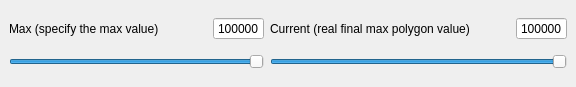
Above: code/nel/tools/3d/object_viewer_qt/src/tune_mrm_form.ui from ryzom/ryzomcore before the change. Below: the same form after it.
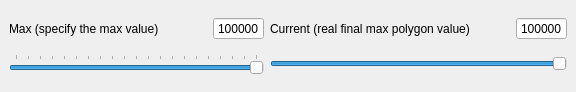
That is the form after the change.

Commit message: Changed: #1193 Tune MRM dialog.

What changed in the file:
```diff
--- a/code/nel/tools/3d/object_viewer_qt/src/tune_mrm_form.ui
+++ b/code/nel/tools/3d/object_viewer_qt/src/tune_mrm_form.ui
@@ -7,13 +7,13 @@
     <x>0</x>
     <y>0</y>
     <width>576</width>
-    <height>87</height>
+    <height>92</height>
    </rect>
   </property>
   <property name="minimumSize">
    <size>
     <width>476</width>
-    <height>87</height>
+    <height>92</height>
    </size>
   </property>
   <property name="features">
@@ -107,22 +107,25 @@
     <item row="1" column="0">
      <widget class="QSlider" name="horizontalSlider">
       <property name="maximum">
-       <number>100000</number>
+       <number>20</number>
       </property>
       <property name="singleStep">
        <number>5000</number>
       </property>
       <property name="pageStep">
-       <number>10000</number>
+       <number>5</number>
       </property>
       <property name="sliderPosition">
-       <number>100000</number>
+       <number>20</number>
       </property>
       <property name="orientation">
        <enum>Qt::Horizontal</enum>
       </property>
+      <property name="tickPosition">
+       <enum>QSlider::TicksAbove</enum>
+      </property>
       <property name="tickInterval">
-       <number>5000</number>
+       <number>1</number>
       </property>
      </widget>
     </item>
```
Left out of the diff: 29 changed lines with no effect on the pictures. The commit also changes 5 other files.
